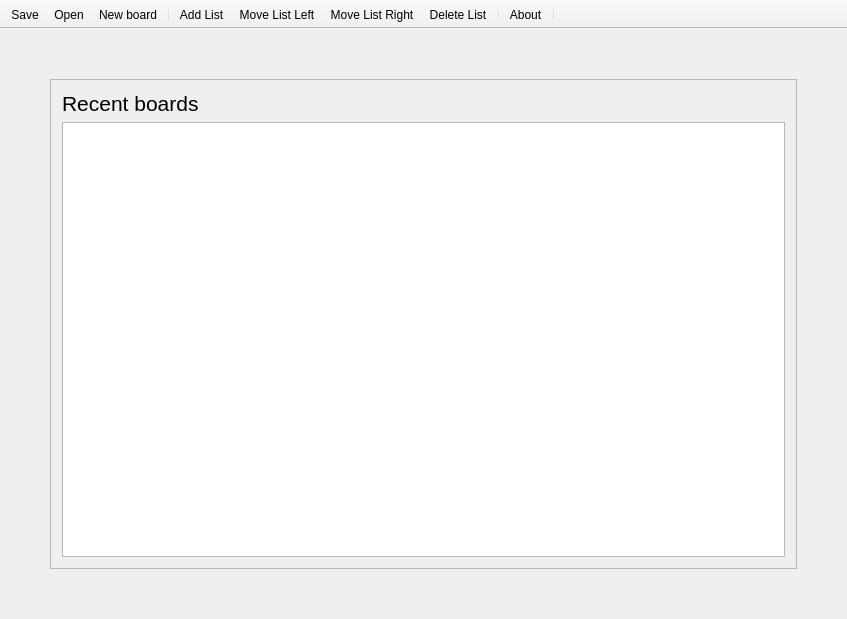
This is src/mainwindow.ui in noedigcode/Kanbanapp as Qt 5 draws it before an edit. The edited form follows.
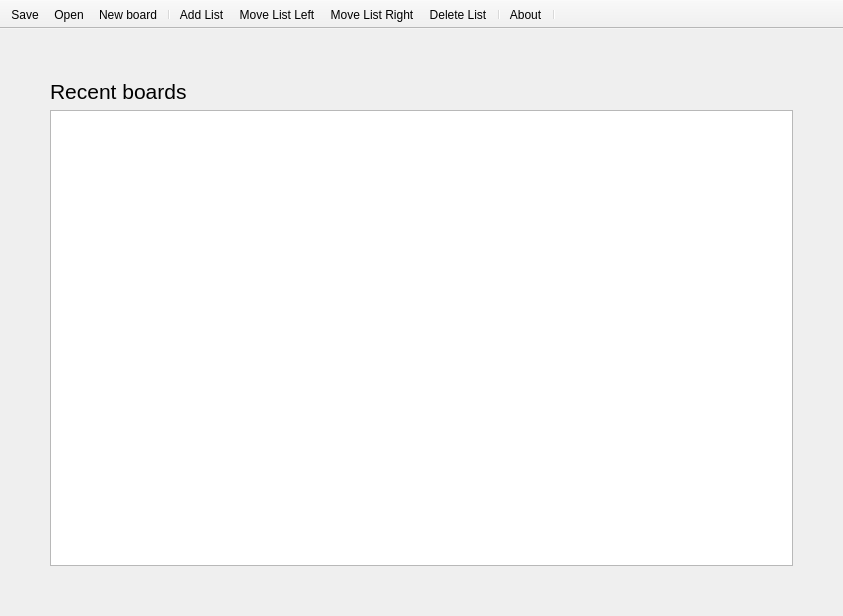
This is the edited form. The open tabs and pages were chosen to show the change. Icons and pictures are not drawn. Custom widgets are drawn as their Qt base class.

Commit message: Tweak display of startup screen.

```diff
--- a/src/mainwindow.ui
+++ b/src/mainwindow.ui
@@ -6,8 +6,8 @@
    <rect>
     <x>0</x>
     <y>0</y>
-    <width>847</width>
-    <height>619</height>
+    <width>843</width>
+    <height>616</height>
    </rect>
   </property>
   <property name="windowTitle">
@@ -109,20 +109,6 @@
          <number>50</number>
         </property>
         <item row="0" column="0">
-         <widget class="QFrame" name="frame">
-          <property name="styleSheet">
-           <string notr="true"/>
-          </property>
-          <property name="frameShape">
-           <enum>QFrame::StyledPanel</enum>
-          </property>
-          <property name="frameShadow">
-           <enum>QFrame::Plain</enum>
-          </property>
-          <layout class="QVBoxLayout" name="verticalLayout_4">
-           <item>
-            <layout class="QHBoxLayout" name="horizontalLayout">
-             <item>
               <widget class="QLabel" name="label">
                <property name="font">
                 <font>
@@ -134,13 +120,8 @@
                </property>
               </widget>
              </item>
-            </layout>
-           </item>
-           <item>
+        <item row="1" column="0">
             <widget class="QListWidget" name="listWidget_recents"/>
-           </item>
-          </layout>
-         </widget>
         </item>
        </layout>
       </widget>
```
Left out of the diff: 2 changed lines with no effect on the pictures. Lines whose indentation alone changed are shown as unchanged.
